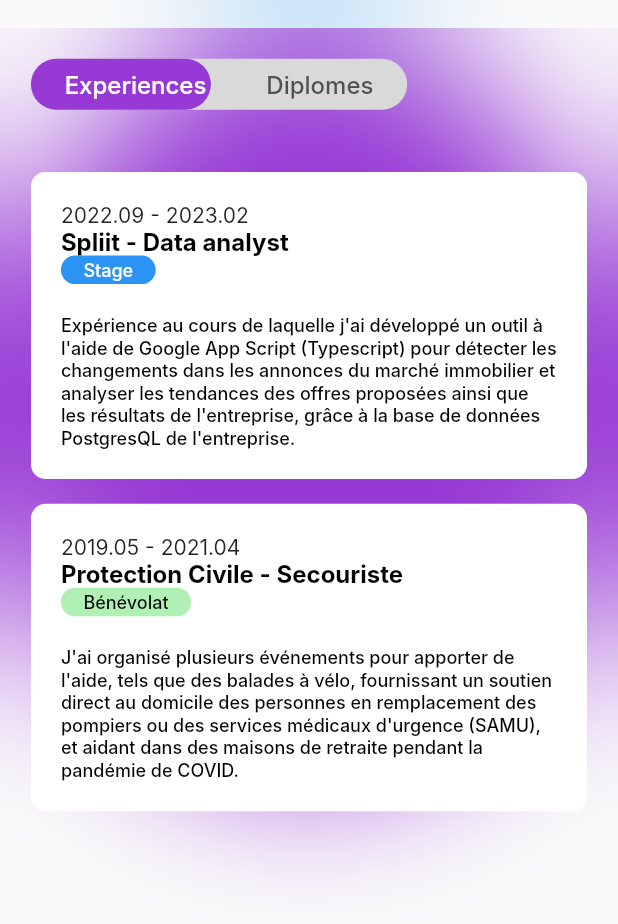
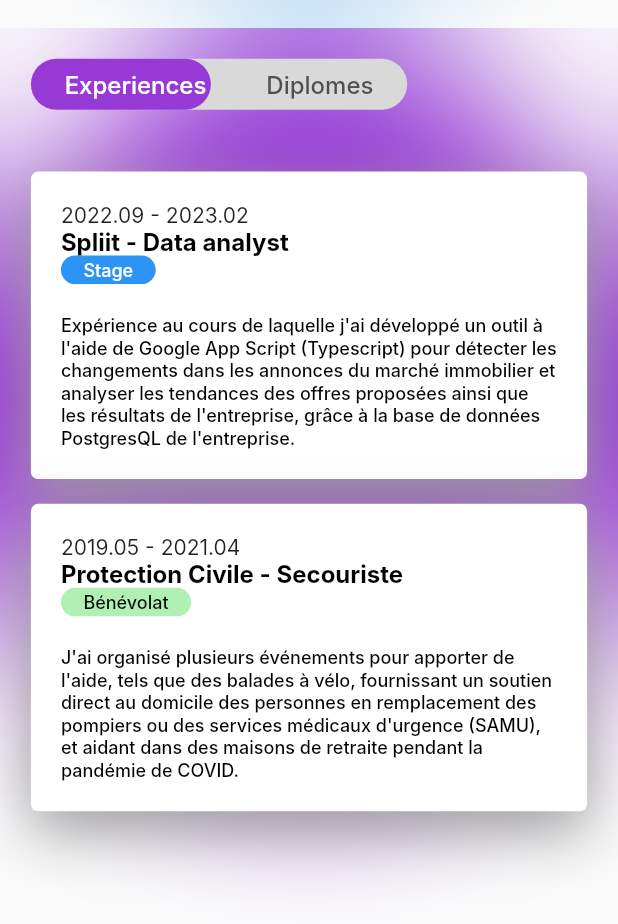
Before and after one commit to Louisp78/portfolio, a Flutter app: the screen it shows after launch, scrolled down 2304 dp, on a phone screen of 412 x 824 dp. Shown: the top 924 px of the screen. Run offline on Flutter 3.47's test engine with Material 2 defaults, Android fonts, the phone set to English and light mode, and no system bars; drawn by our look-alikes of carousel_slider; our stand-ins replace firebase_core, firebase_storage, flutter_svg; missing offline and left inert: dart:html, dart:js; accounts and stored records are empty; network calls fail; Roboto replaces fonts that are missing (Inter); statements that could not run were skipped; project files that could hold a hidden picture were left out.

Commit message:
Add dynamic borderRadius everywhere on modals

```diff
--- /dev/null
+++ b/lib/components/modal_with_dynamic_rounded_corners.dart
@@ -0,0 +1,8 @@
+import 'package:flutter/material.dart';
+
+double getDynamicBorderRadius(BoxConstraints constraints, double borderRadiusPercentage)  {
+  double minDimension = constraints.maxWidth < constraints.maxHeight
+      ? constraints.maxWidth
+      : constraints.maxHeight;
+      return minDimension * (borderRadiusPercentage / 100);
+}
--- a/lib/screens/experiences/components/job_card.dart
+++ b/lib/screens/experiences/components/job_card.dart
@@ -1,4 +1,5 @@
 import 'package:flutter/material.dart';
+import 'package:portfolio/components/modal_with_dynamic_rounded_corners.dart';
 import 'package:portfolio/dto/job_dto.dart';
 import 'package:portfolio/responsive/responsive_config.dart';
 import 'package:portfolio/responsive/responsive_widget.dart';
@@ -16,12 +17,17 @@ class JobCard extends StatelessWidget {
 
   @override
   Widget build(BuildContext context) {
-    return Container(
+    return LayoutBuilder(
+
+      builder: (context, constraints) => Container(
           width: MediaQuery.of(context).size.width * 0.35,
           padding: const EdgeInsets.all(20),
           decoration: BoxDecoration(
             color: AppColors.of(context).baseColor,
-          borderRadius: const BorderRadius.all(Radius.circular(10)),
+            borderRadius:  BorderRadius.circular(getDynamicBorderRadius(constraints, baseBorderRadiusPercent)),
+            boxShadow: [
+              baseShadow,
+            ],
           ),
           child: Column(
             crossAxisAlignment: CrossAxisAlignment.start,
@@ -70,6 +76,7 @@ class JobCard extends StatelessWidget {
                 overflow: TextOverflow.fade,
               )
             ],
-        ));
+          )),
+    );
   }
 }
--- a/lib/screens/experiences/experiences_screen.dart
+++ b/lib/screens/experiences/experiences_screen.dart
@@ -97,6 +97,7 @@ class _ExperiencesScreenState extends State<ExperiencesScreen>
                 SizedBox(
                   height: size.height * 0.7,
                   child: TabBarView(
+                    clipBehavior: Clip.none,
                     controller: _tabController,
                     children: [
                       FutureBuilder(
--- a/lib/screens/experiences/tabs/diploma_screen.dart
+++ b/lib/screens/experiences/tabs/diploma_screen.dart
@@ -19,6 +19,7 @@ class DiplomaScreen extends StatelessWidget {
         ResponsiveWidget(
           minWidth: ResponsiveConfig.mobilePortraitMaxWidth,
           widget: GridView.builder(
+            clipBehavior: Clip.none,
               itemCount: diplomas.length,
               itemBuilder: (context, index) {
                 return DiplomaCard(
@@ -35,6 +36,7 @@ class DiplomaScreen extends StatelessWidget {
         ResponsiveWidget(
           maxWidth: ResponsiveConfig.mobilePortraitMaxWidth,
           widget: ListView.builder(
+            clipBehavior: Clip.none,
             itemBuilder: (context, index) {
               return Padding(
                 padding: EdgeInsets.only(bottom: size.height * 0.02),
--- a/lib/screens/experiences/tabs/jobs_screen.dart
+++ b/lib/screens/experiences/tabs/jobs_screen.dart
@@ -21,6 +21,7 @@ class JobsScreen extends StatelessWidget {
         ResponsiveWidget(
           minWidth: ResponsiveConfig.mobilePortraitMaxWidth,
           widget: GridView.builder(
+            clipBehavior: Clip.none,
               itemCount: jobs.length,
               itemBuilder: (context, index) {
                 return JobCard(
@@ -39,7 +40,9 @@ class JobsScreen extends StatelessWidget {
         ),
         ResponsiveWidget(
           maxWidth: ResponsiveConfig.mobilePortraitMaxWidth,
-            widget: ListView.builder(itemBuilder:
+            widget: ListView.builder(
+              clipBehavior: Clip.none,
+              itemBuilder:
             (context, index) {
               return Padding(
                 padding: EdgeInsets.only(bottom: size.height * 0.02),
--- a/lib/screens/projects/projects_screen.dart
+++ b/lib/screens/projects/projects_screen.dart
@@ -70,6 +70,7 @@ class _ProjectScreenState extends State<ProjectScreen> {
                   onPageChanged: (index, reason) {
                     setState(() => _currentIndex = index);
                   },
+                  clipBehavior: Clip.none,
                 ),
                 carouselController: controller,
                 items: const [
--- a/lib/themes.dart
+++ b/lib/themes.dart
@@ -1,6 +1,7 @@
 import 'package:flutter/material.dart';
 import 'package:portfolio/responsive/responsive_config.dart';
 import 'package:portfolio/responsive/responsive_wrapper.dart';
+
 @immutable
 class LabelColors {
   static const Color cdi = Color(0xffF7D698);
@@ -8,10 +9,9 @@ class LabelColors {
   static const Color volunteering = Color(0xffB1F0B4);
 }
 
+class AppFonts {
+  final BuildContext context;
 
-class AppFonts {
-
-  final BuildContext context;
   AppFonts.of(this.context);
 
   double bigTitleSetSize() {
@@ -35,10 +35,9 @@ class AppFonts {
   }
 
   double titleSetSize() {
-    if (ResponsiveConfig.isAboutScreenHeightStep2(context)){
+    if (ResponsiveConfig.isAboutScreenHeightStep2(context)) {
       return 30;
-    }
-    else if (ResponsiveConfig.isMobileWidth(context)){
+    } else if (ResponsiveConfig.isMobileWidth(context)) {
       return 40;
     } else {
       return 60;
@@ -46,14 +45,12 @@ class AppFonts {
   }
 
   double bodySetSize() {
-    if (ResponsiveConfig.isMobileWidth(context))
-      {
+    if (ResponsiveConfig.isMobileWidth(context)) {
       return 16;
     } else {
       return 20;
     }
   }
-
 
   late TextStyle bigTitle = TextStyle(
     fontFamily: 'NeueKonstantGrotesk',
@@ -91,11 +88,6 @@ class AppFonts {
     color: AppColors.of(context).oppositeBaseColor,
     fontStyle: FontStyle.normal,
   );
-
-
-
-
-
 }
 
 class AppColors {
@@ -103,8 +95,10 @@ class AppColors {
   late final Color baseColor;
 
   AppColors() : oppositeBaseColor = const Color(0x0ff00000);
-  AppColors.of(BuildContext context){
-    final Brightness brightnessValue = MediaQuery.of(context).platformBrightness;
+
+  AppColors.of(BuildContext context) {
+    final Brightness brightnessValue =
+        MediaQuery.of(context).platformBrightness;
     // TODO: Add dark mode ?
     //bool isDark = brightnessValue == Brightness.dark;
     oppositeBaseColor = Colors.black;
@@ -119,7 +113,15 @@ class AppColors {
   LabelColors labelColors = LabelColors();
 }
 
-
 final ThemeData themeData = ThemeData(
   fontFamily: 'Inter',
 );
+
+const baseShadow = BoxShadow(
+  color: Colors.grey,
+  offset: Offset(0, 13), // Change the offset to adjust the shadow position
+  blurRadius: 34, // Adjust the blurRadius for the intensity of the shadow
+  spreadRadius: 0, // Adjust the spreadRadius for the size of the shadow
+);
+
+const baseBorderRadiusPercent = 1.3;
```
Also changed, not shown: lib/screens/about/components/profile_card.dart (+8 -5 lines), lib/screens/experiences/components/diploma_card.dart (+8 -2 lines), lib/screens/projects/components/project_card.dart (+7 -3 lines), 1 other file. Lines whose indentation alone changed are shown as unchanged.
